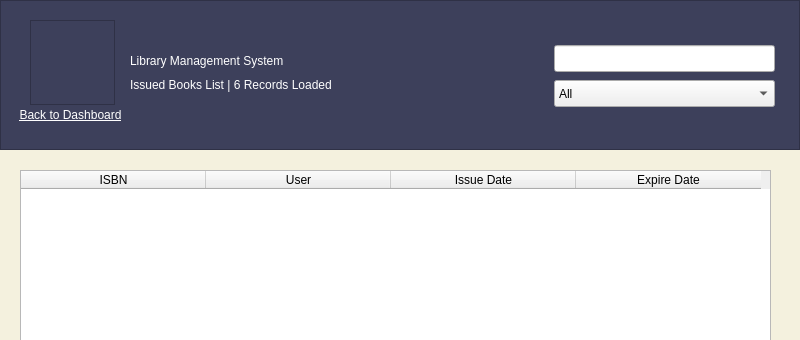
First picture: the form in issuedbooks_admin.ui, repository kianmajl/Library, before the edit; both pictures show x 0 to 800 and y 0 to 340 of the 800 by 600 pixel window.
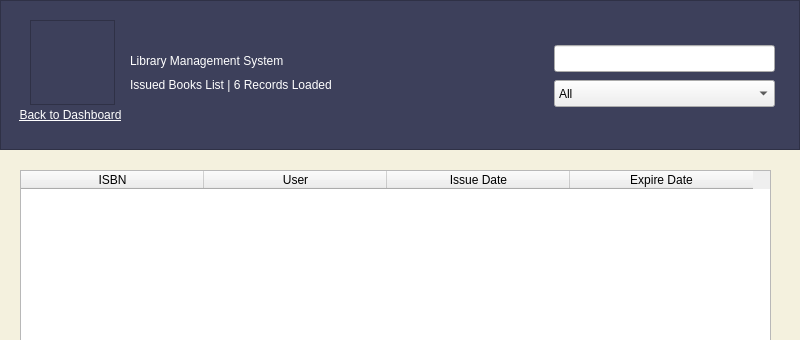
Second picture: the form after the edit. Icons and pictures are not drawn.

Diff of the .ui file:
```diff
--- a/issuedbooks_admin.ui
+++ b/issuedbooks_admin.ui
@@ -155,7 +155,7 @@
     <bool>true</bool>
    </property>
    <attribute name="horizontalHeaderDefaultSectionSize">
-    <number>185</number>
+    <number>183</number>
    </attribute>
    <column>
     <property name="text">
```
